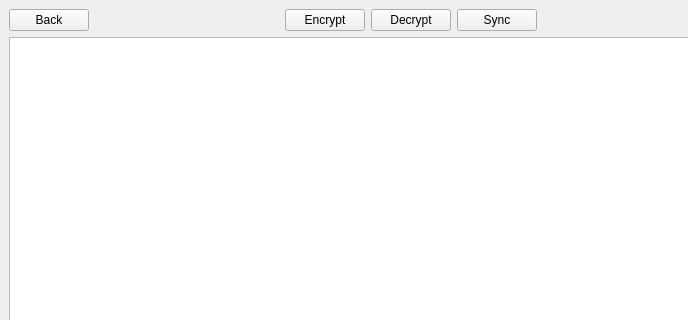
The window that src/filewindow.ui (hsBoyz/MiniLockSync) describes before a commit, drawn with Qt 5; both pictures show x 0 to 688 and y 0 to 320 of the 821 by 541 pixel window.
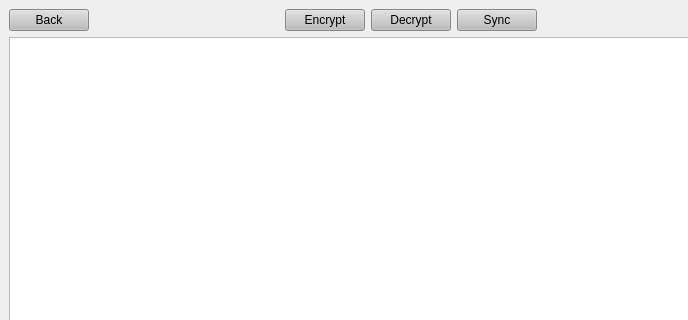
The same window after the commit. Icons and pictures are not drawn.

What changed in the file:
```diff
--- a/src/filewindow.ui
+++ b/src/filewindow.ui
@@ -19,6 +19,18 @@
      <layout class="QHBoxLayout" name="horizontalLayout">
       <item>
        <widget class="QPushButton" name="pushButton_back">
+        <property name="styleSheet">
+         <string notr="true">QPushButton#pushButton_back
+{ 
+    background-color: #bdbdbd;
+}
+
+QPushButton#pushButton_back:hover
+{
+    background-color: #949494;
+ }
+</string>
+        </property>
         <property name="text">
          <string>Back</string>
         </property>
@@ -39,6 +51,18 @@
       </item>
       <item>
        <widget class="QPushButton" name="pushButton_encrypt">
+        <property name="styleSheet">
+         <string notr="true">QPushButton#pushButton_encrypt 
+{ 
+    background-color: #bdbdbd;
+}
+
+QPushButton#pushButton_encrypt:hover
+{
+    background-color: #949494;
+ }
+</string>
+        </property>
         <property name="text">
          <string>Encrypt</string>
         </property>
@@ -46,6 +70,18 @@
       </item>
       <item>
        <widget class="QPushButton" name="pushButton_decrypt">
+        <property name="styleSheet">
+         <string notr="true">QPushButton#pushButton_decrypt 
+{ 
+    background-color: #bdbdbd;
+}
+
+QPushButton#pushButton_decrypt:hover
+{
+    background-color: #949494;
+ }
+</string>
+        </property>
         <property name="text">
          <string>Decrypt</string>
         </property>
@@ -53,6 +89,18 @@
       </item>
       <item>
        <widget class="QPushButton" name="pushButton_sync">
+        <property name="styleSheet">
+         <string notr="true">QPushButton#pushButton_sync 
+{ 
+    background-color: #bdbdbd;
+}
+
+QPushButton#pushButton_sync:hover
+{
+    background-color: #949494;
+ }
+</string>
+        </property>
         <property name="text">
          <string>Sync</string>
         </property>
```
Left out of the diff: 20 changed lines with no effect on the pictures.
